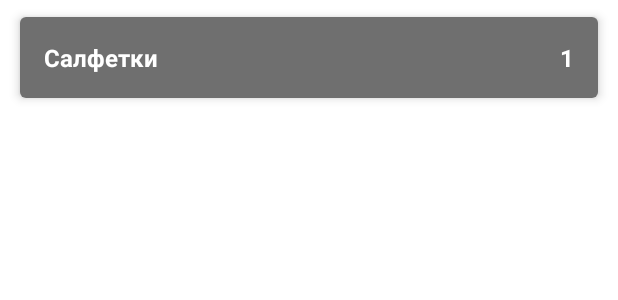
After one commit to junesqo/ShoppingApp, an Android app: the layout item_shop_disabled.xml on its own in the app's theme, with its tools: preview values and no code run, on a phone screen of 412 x 824 dp. The commit adds this screen. Shown: the top 300 px of the screen. Run offline under Robolectric (Android 15) with nearby library versions, the phone set to English and light mode, and no system bars.

Commit message:
hw 4: deleting, swipe, disable, onlongclick

```diff
--- a/app/src/main/java/kg/junesqo/shoppingapp/domain/entity/ShopItem.kt
+++ b/app/src/main/java/kg/junesqo/shoppingapp/domain/entity/ShopItem.kt
@@ -3,7 +3,7 @@ package kg.junesqo.shoppingapp.domain.entity
 data class ShopItem(
     val name: String?,
     val count: Int?,
-    val enable: Boolean,
+    var enable: Boolean,
     var id: Int = UNDEFINED_ID
 ){
     companion object {
--- a/app/src/main/res/layout/activity_list.xml
+++ b/app/src/main/res/layout/activity_list.xml
@@ -8,7 +8,7 @@
 
     <androidx.recyclerview.widget.RecyclerView
         android:id="@+id/recycler_list"
-        tools:listitem="@layout/item_product"
+        tools:listitem="@layout/item_shop_enabled"
         android:layout_width="match_parent"
         android:layout_height="match_parent"
         app:layoutManager="androidx.recyclerview.widget.LinearLayoutManager" />
--- /dev/null
+++ b/app/src/main/res/layout/item_shop_disabled.xml
@@ -0,0 +1,43 @@
+<?xml version="1.0" encoding="utf-8"?>
+<androidx.cardview.widget.CardView xmlns:android="http://schemas.android.com/apk/res/android"
+    xmlns:app="http://schemas.android.com/apk/res-auto"
+    xmlns:tools="http://schemas.android.com/tools"
+    android:layout_width="match_parent"
+    android:layout_height="wrap_content"
+    android:layout_marginStart="8dp"
+    android:layout_marginTop="4dp"
+    android:layout_marginEnd="8dp"
+    android:layout_marginBottom="4dp"
+    app:cardCornerRadius="4dp"
+    app:cardElevation="4dp"
+    app:cardUseCompatPadding="true">
+
+    <LinearLayout
+        android:layout_width="match_parent"
+        android:layout_height="wrap_content"
+        android:background="#90000000"
+        android:orientation="horizontal"
+        android:padding="16dp">
+
+        <TextView
+            android:id="@+id/tv_name"
+            android:layout_width="0dp"
+            android:layout_height="wrap_content"
+            android:layout_weight="1"
+            android:textColor="@color/white"
+            android:textSize="16sp"
+            android:textStyle="bold"
+            tools:text="Салфетки" />
+
+        <TextView
+            android:id="@+id/tv_count"
+            android:layout_width="wrap_content"
+            android:layout_height="wrap_content"
+            android:textColor="@color/white"
+            android:textSize="16sp"
+            android:textStyle="bold"
+            tools:text="1" />
+
+    </LinearLayout>
+
+</androidx.cardview.widget.CardView>
--- a/app/src/main/res/layout/item_product.xml
+++ b/app/src/main/res/layout/item_shop_enabled.xml
@@ -2,6 +2,7 @@
 <androidx.cardview.widget.CardView xmlns:android="http://schemas.android.com/apk/res/android"
     xmlns:app="http://schemas.android.com/apk/res-auto"
     xmlns:tools="http://schemas.android.com/tools"
+    android:id="@+id/cv_item"
     android:layout_width="match_parent"
     android:layout_height="wrap_content"
     android:layout_marginStart="8dp"
```
Also changed, not shown: app/src/main/java/kg/junesqo/shoppingapp/presentation/list/ListActivity.kt (+49 -6 lines), app/src/main/java/kg/junesqo/shoppingapp/presentation/list/ListAdapter.kt (+78 -24 lines).
